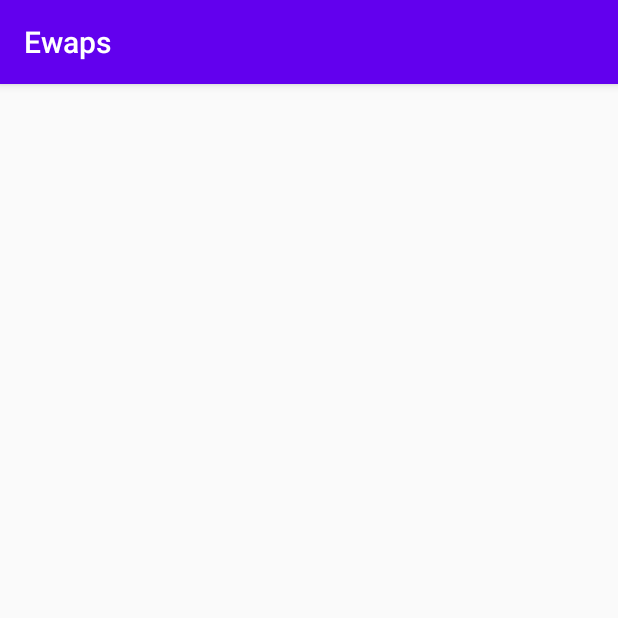
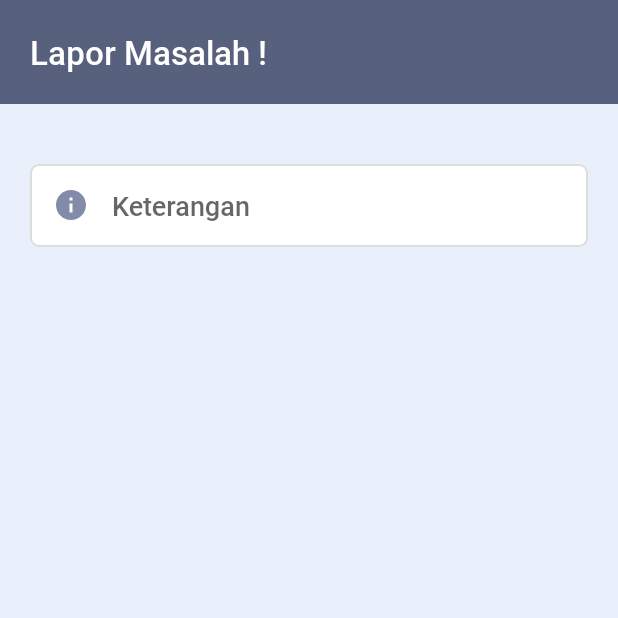
Before and after one commit to rsdiz/Ewaps, an Android app: the screen it shows after launch (UserInputActivity), on a phone screen of 412 x 824 dp, the top half of it. Run offline under Robolectric (Android 15) with nearby library versions, the phone set to English and light mode, and no system bars.

Commit message:
edit ui user input

```diff
--- a/app/src/main/AndroidManifest.xml
+++ b/app/src/main/AndroidManifest.xml
@@ -9,7 +9,8 @@
         android:roundIcon="@mipmap/ic_launcher_round"
         android:supportsRtl="true"
         android:theme="@style/AppTheme">
-        <activity android:name=".ui.UserInputActivity"></activity>
+        <activity android:name=".ui.UserInputActivity"
+            android:theme="@style/AppTheme.NoActionBar"></activity>
         <activity android:name=".ui.SplashScreenActivity"
             android:theme="@style/AppTheme.NoActionBar">
             <intent-filter>
--- /dev/null
+++ b/app/src/main/res/drawable/custom_input.xml
@@ -0,0 +1,20 @@
+<?xml version="1.0" encoding="utf-8"?>
+<selector xmlns:android="http://schemas.android.com/apk/res/android">
+
+    <item android:state_enabled="true" android:state_focused="true">
+        <shape android:shape="rectangle">
+            <solid android:color="@color/white"/>
+            <corners android:radius="5dp"/>
+            <stroke android:color="@color/borderGray" android:width="1dp"/>
+        </shape>
+    </item>
+
+    <item android:state_enabled="true">
+        <shape android:shape="rectangle">
+            <solid android:color="@color/white"/>
+            <corners android:radius="5dp"/>
+            <stroke android:color="@color/borderGray" android:width="1dp"/>
+        </shape>
+    </item>
+
+</selector>
--- /dev/null
+++ b/app/src/main/res/drawable/ic_info.xml
@@ -0,0 +1,5 @@
+<vector android:height="24dp" android:tint="@color/blueText"
+    android:viewportHeight="24" android:viewportWidth="24"
+    android:width="24dp" xmlns:android="http://schemas.android.com/apk/res/android">
+    <path android:fillColor="@android:color/white" android:pathData="M12,2C6.48,2 2,6.48 2,12s4.48,10 10,10 10,-4.48 10,-10S17.52,2 12,2zM13,17h-2v-6h2v6zM13,9h-2L11,7h2v2z"/>
+</vector>
--- a/app/src/main/res/layout/activity_user_input.xml
+++ b/app/src/main/res/layout/activity_user_input.xml
@@ -1,9 +1,47 @@
 <?xml version="1.0" encoding="utf-8"?>
-<androidx.constraintlayout.widget.ConstraintLayout xmlns:android="http://schemas.android.com/apk/res/android"
-    xmlns:app="http://schemas.android.com/apk/res-auto"
+<RelativeLayout xmlns:android="http://schemas.android.com/apk/res/android"
     xmlns:tools="http://schemas.android.com/tools"
     android:layout_width="match_parent"
     android:layout_height="match_parent"
-    tools:context=".ui.UserInputActivity">
+    tools:context=".ui.UserInputActivity"
+    android:background="@color/blue">
 
-</androidx.constraintlayout.widget.ConstraintLayout>
+    <LinearLayout
+        android:id="@+id/topBar"
+        android:layout_width="match_parent"
+        android:layout_height="wrap_content"
+        android:orientation="horizontal"
+        android:background="@color/purple"
+        android:paddingVertical="20dp"
+        android:paddingHorizontal="20dp"
+        >
+
+        <TextView
+            android:layout_width="match_parent"
+            android:layout_height="wrap_content"
+            android:textColor="@color/white"
+            android:text="@string/inputTopic"
+            android:textSize="22sp"
+            android:fontFamily="@font/roboto"/>
+
+    </LinearLayout>
+
+    <EditText
+        android:layout_width="match_parent"
+        android:layout_height="wrap_content"
+        android:layout_below="@id/topBar"
+        android:layout_marginHorizontal="20dp"
+        android:layout_marginTop="40dp"
+        android:hint="@string/hintInfo"
+        android:autofillHints="@string/hintInfo"
+        android:drawablePadding="15dp"
+        android:paddingHorizontal="15dp"
+        android:paddingVertical="15dp"
+        android:drawableStart="@drawable/ic_info"
+        android:background="@drawable/custom_input"
+        android:textColor="@color/blueText"
+        android:fontFamily="@font/roboto"
+        android:inputType="text"/>
+
+
+</RelativeLayout>
--- a/app/src/main/res/values/colors.xml
+++ b/app/src/main/res/values/colors.xml
@@ -3,4 +3,10 @@
     <color name="colorPrimary">#6200EE</color>
     <color name="colorPrimaryDark">#3700B3</color>
     <color name="colorAccent">#03DAC5</color>
+
+    <color name="purple">#57607D</color>
+    <color name="white">#FFFFFF</color>
+    <color name="blue">#E9EFFB</color>
+    <color name="blueText">#828BAA</color>
+    <color name="borderGray">#DDDDDD</color>
 </resources>
--- a/app/src/main/res/values/strings.xml
+++ b/app/src/main/res/values/strings.xml
@@ -1,3 +1,7 @@
 <resources>
     <string name="app_name">Ewaps</string>
+
+    <string name="inputTopic">Lapor Masalah !</string>
+
+    <string name="hintInfo">Keterangan</string>
 </resources>
```
Also changed, not shown: app/src/main/res/font/roboto.ttf (added).
